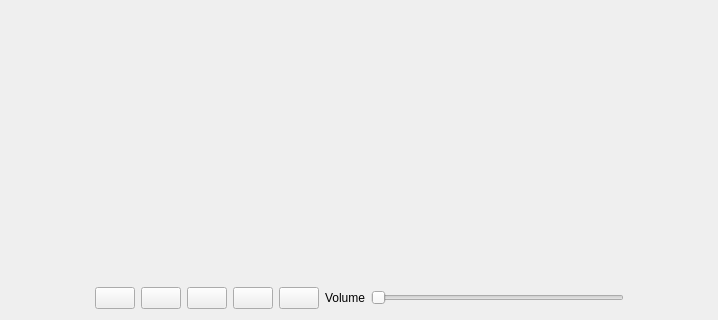
Before: the Qt Designer form ui/playercontrolwidget.ui in Avesta85/JukeBox, drawn with Qt 5; both pictures show x 214 to 932 and y 444 to 764 of the 1147 by 764 pixel window.
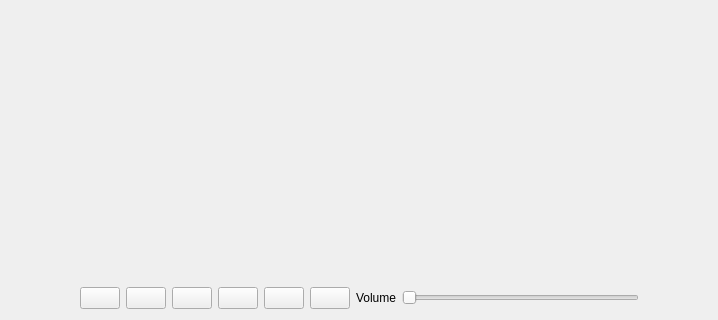
After: the same form once the commit is applied. Icons and pictures are not drawn.

The edit to the form file:
```diff
--- a/ui/playercontrolwidget.ui
+++ b/ui/playercontrolwidget.ui
@@ -56,6 +56,13 @@
          </property>
         </spacer>
        </item>
+       <item>
+        <widget class="QPushButton" name="pushButton">
+         <property name="text">
+          <string/>
+         </property>
+        </widget>
+       </item>
        <item>
         <widget class="QPushButton" name="pushButton_playing_type">
          <property name="text">
```
